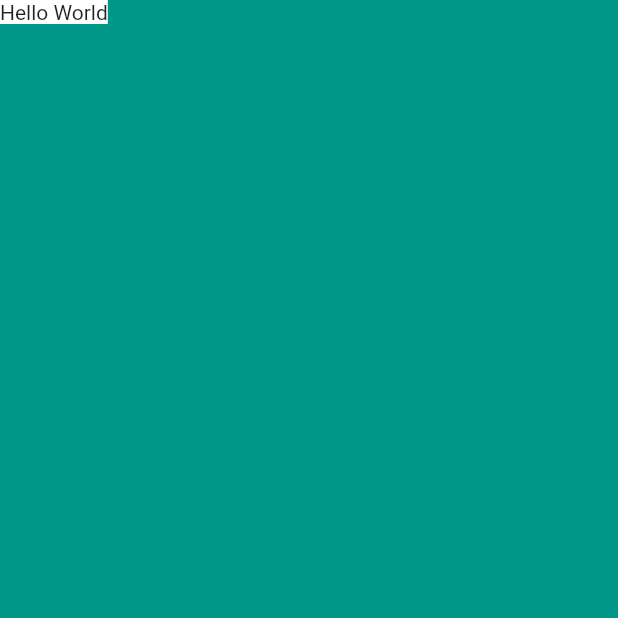
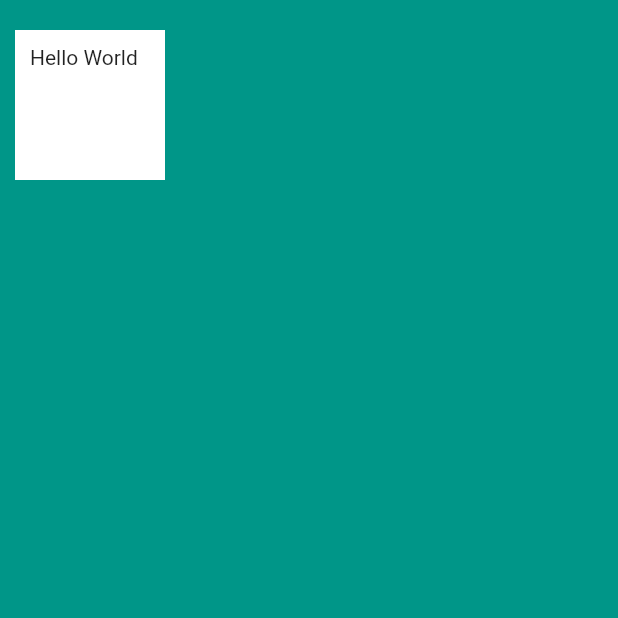
Before and after one commit to iamsaqibs/My-Business-Card, a Flutter app: the screen it shows after launch, on a phone screen of 412 x 824 dp, the top half of it. Run offline on Flutter 3.47's test engine with Material 2 defaults, Android fonts, the phone set to English and light mode, and no system bars.

Commit message:
Single child widget container practice

```diff
--- a/lib/main.dart
+++ b/lib/main.dart
@@ -11,6 +11,10 @@ class MyApp extends StatelessWidget {
         body: SafeArea(
           child: Container(
             color: Colors.white,
+            height: 100.0,
+            width: 100.0,
+            margin: EdgeInsets.fromLTRB(10, 20, 30, 40),
+            padding: EdgeInsets.all(10),
             child: Text('Hello World'),
           ),
         ),
```
